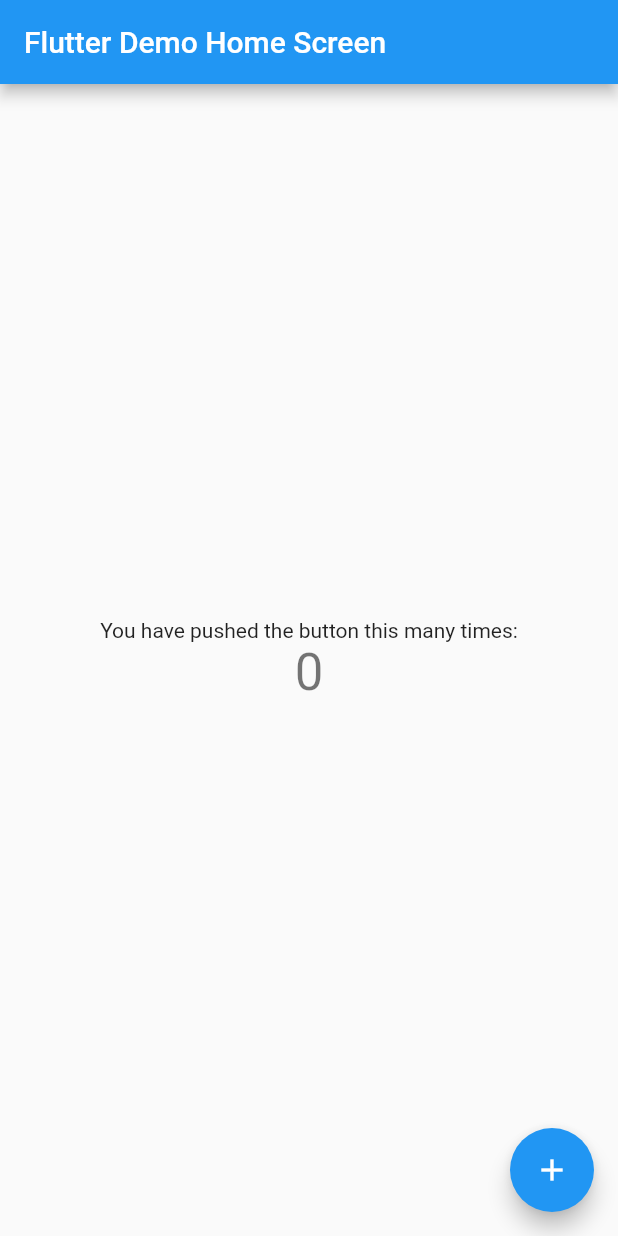
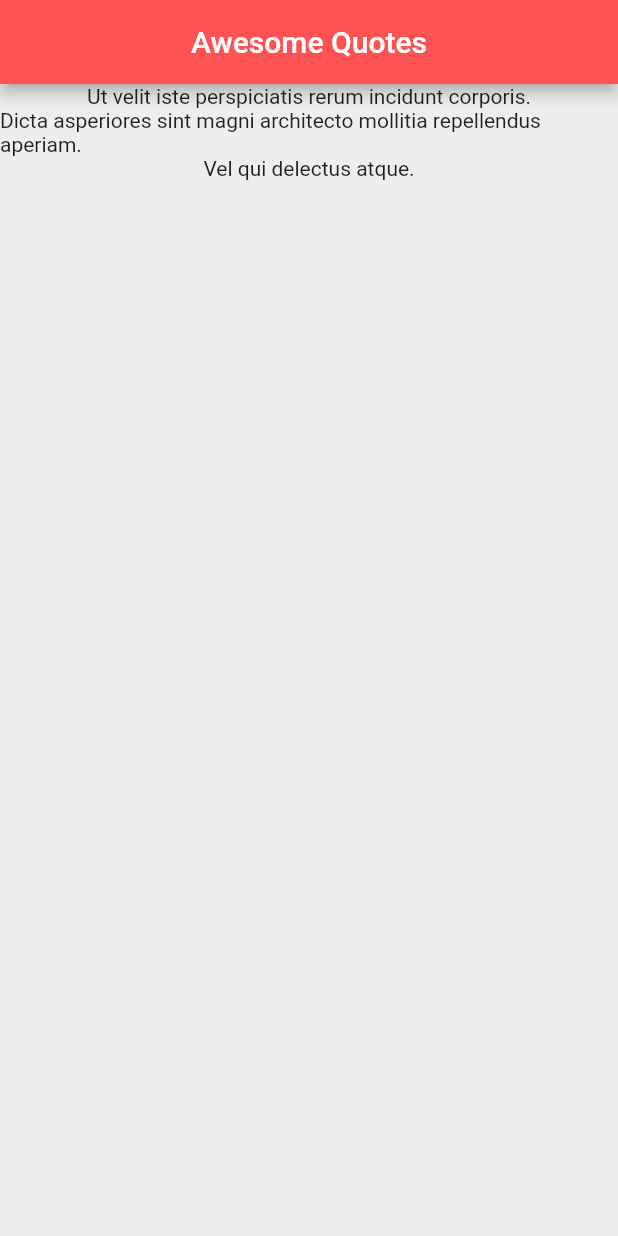
Before and after one commit to RadiRS/first-app-flutter, a Flutter app: the screen it shows after launch, on a phone screen of 412 x 824 dp. Run offline on Flutter 3.47's test engine with Material 2 defaults, Android fonts, the phone set to English and light mode, and no system bars.

Commit message:
Render list of data

```diff
--- a/lib/main.dart
+++ b/lib/main.dart
@@ -1,117 +1,31 @@
 import 'package:flutter/material.dart';
 
-void main() {
-  runApp(MyApp());
+void main() => runApp(MaterialApp(home: QuoteList()));
+
+class QuoteList extends StatefulWidget {
+  @override
+  _QuoteListState createState() => _QuoteListState();
 }
 
-class MyApp extends StatelessWidget {
-  // This widget is the root of your application.
+class _QuoteListState extends State<QuoteList> {
+  List<String> queotes = [
+    'Ut velit iste perspiciatis rerum incidunt corporis.',
+    'Dicta asperiores sint magni architecto mollitia repellendus aperiam.',
+    'Vel qui delectus atque.'
+  ];
+
   @override
   Widget build(BuildContext context) {
-    return MaterialApp(
-      title: 'Flutter Demo',
-      theme: ThemeData(
-        // This is the theme of your application.
-        //
-        // Try running your application with "flutter run". You'll see the
-        // application has a blue toolbar. Then, without quitting the app, try
-        // changing the primarySwatch below to Colors.green and then invoke
-        // "hot reload" (press "r" in the console where you ran "flutter run",
-        // or simply save your changes to "hot reload" in a Flutter IDE).
-        // Notice that the counter didn't reset back to zero; the application
-        // is not restarted.
-        primarySwatch: Colors.blue,
-        // This makes the visual density adapt to the platform that you run
-        // the app on. For desktop platforms, the controls will be smaller and
-        // closer together (more dense) than on mobile platforms.
-        visualDensity: VisualDensity.adaptivePlatformDensity,
+    return Scaffold(
+      backgroundColor: Colors.grey[200],
+      appBar: AppBar(
+        title: Text('Awesome Quotes'),
+        centerTitle: true,
+        backgroundColor: Colors.redAccent,
       ),
-      home: MyHomePage(title: 'Flutter Demo Home Screen'),
+      body: Column(
+        children: queotes.map((item) => Text(item)).toList(),
+      ),
     );
   }
 }
-
-class MyHomePage extends StatefulWidget {
-  MyHomePage({Key key, this.title}) : super(key: key);
-
-  // This widget is the home page of your application. It is stateful, meaning
-  // that it has a State object (defined below) that contains fields that affect
-  // how it looks.
-
-  // This class is the configuration for the state. It holds the values (in this
-  // case the title) provided by the parent (in this case the App widget) and
-  // used by the build method of the State. Fields in a Widget subclass are
-  // always marked "final".
-
-  final String title;
-
-  @override
-  _MyHomePageState createState() => _MyHomePageState();
-}
-
-class _MyHomePageState extends State<MyHomePage> {
-  int _counter = 0;
-
-  void _incrementCounter() {
-    setState(() {
-      // This call to setState tells the Flutter framework that something has
-      // changed in this State, which causes it to rerun the build method below
-      // so that the display can reflect the updated values. If we changed
-      // _counter without calling setState(), then the build method would not be
-      // called again, and so nothing would appear to happen.
-      _counter++;
-    });
-  }
-
-  @override
-  Widget build(BuildContext context) {
-    // This method is rerun every time setState is called, for instance as done
-    // by the _incrementCounter method above.
-    //
-    // The Flutter framework has been optimized to make rerunning build methods
-    // fast, so that you can just rebuild anything that needs updating rather
-    // than having to individually change instances of widgets.
-    return Scaffold(
-      appBar: AppBar(
-        // Here we take the value from the MyHomePage object that was created by
-        // the App.build method, and use it to set our appbar title.
-        title: Text(widget.title),
-      ),
-      body: Center(
-        // Center is a layout widget. It takes a single child and positions it
-        // in the middle of the parent.
-        child: Column(
-          // Column is also a layout widget. It takes a list of children and
-          // arranges them vertically. By default, it sizes itself to fit its
-          // children horizontally, and tries to be as tall as its parent.
-          //
-          // Invoke "debug painting" (press "p" in the console, choose the
-          // "Toggle Debug Paint" action from the Flutter Inspector in Android
-          // Studio, or the "Toggle Debug Paint" command in Visual Studio Code)
-          // to see the wireframe for each widget.
-          //
-          // Column has various properties to control how it sizes itself and
-          // how it positions its children. Here we use mainAxisAlignment to
-          // center the children vertically; the main axis here is the vertical
-          // axis because Columns are vertical (the cross axis would be
-          // horizontal).
-          mainAxisAlignment: MainAxisAlignment.center,
-          children: <Widget>[
-            Text(
-              'You have pushed the button this many times:',
-            ),
-            Text(
-              '$_counter',
-              style: Theme.of(context).textTheme.headline4,
-            ),
-          ],
-        ),
-      ),
-      floatingActionButton: FloatingActionButton(
-        onPressed: _incrementCounter,
-        tooltip: 'Increment',
-        child: Icon(Icons.add),
-      ), // This trailing comma makes auto-formatting nicer for build methods.
-    );
-  }
-}
--- a/pubspec.yaml
+++ b/pubspec.yaml
@@ -18,12 +18,11 @@ publish_to: 'none' # Remove this line if you wish to publish to pub.dev
 version: 1.0.0+1
 
 environment:
-  sdk: ">=2.7.0 <3.0.0"
+  sdk: '>=2.7.0 <3.0.0'
 
 dependencies:
   flutter:
     sdk: flutter
-
 
   # The following adds the Cupertino Icons font to your application.
   # Use with the CupertinoIcons class for iOS style icons.
@@ -38,7 +37,6 @@ dev_dependencies:
 
 # The following section is specific to Flutter.
 flutter:
-
   # The following line ensures that the Material Icons font is
   # included with your application, so that you can use the icons in
   # the material Icons class.
```
Also changed, not shown: pubspec.lock, 2 other files.
